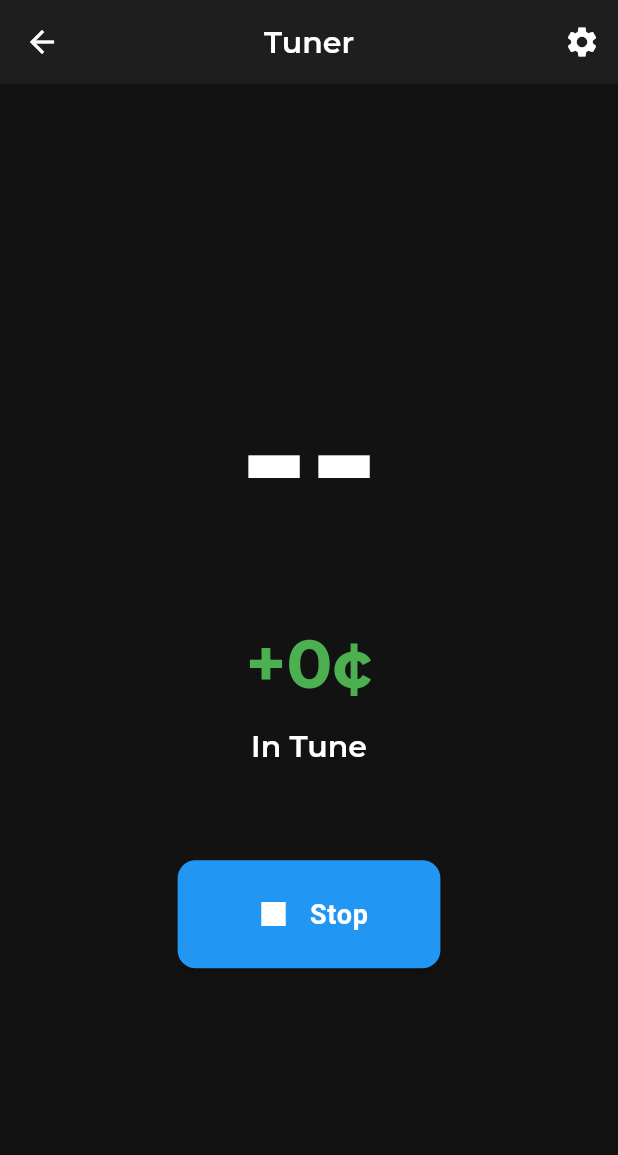
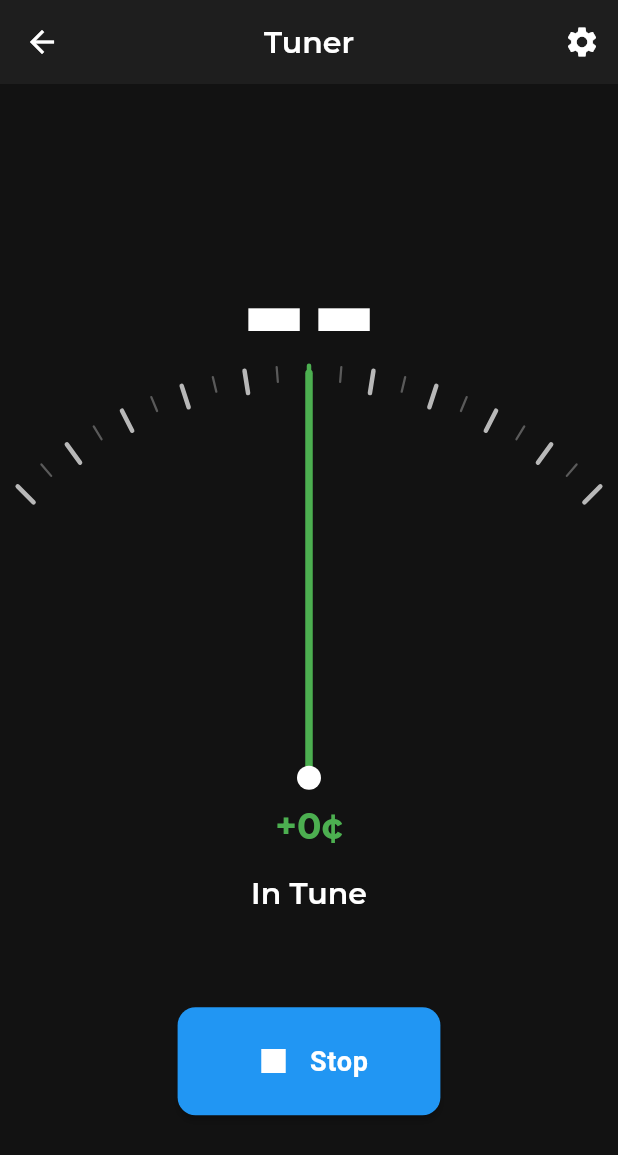
Before and after one commit to hiucdh/guitar_tuna, a Flutter app: the TunerScreen screen opened by its route, after a tap on "Start", on a phone screen of 412 x 824 dp. Shown: the top 1155 px of the screen. Run offline on Flutter 3.47's test engine with Material 3 defaults, Android fonts, the light colour scheme and no system bars; our stand-ins replace dartz, equatable, google_fonts, permission_handler, shared_preferences; missing offline and left inert: flutter_audio_capture, pitch_detector_dart; accounts and stored records are empty.

Commit message:
feat(ui): implement tuner visual feedback
- Added TunerMeter widget with CustomPainter for needle animation
- Updated TunerScreen layout to incorporate the meter
- Adjusted frequency display position to prevent overlap
- Added missing tuner colors to AppColors

```diff
--- a/lib/core/theme/colors.dart
+++ b/lib/core/theme/colors.dart
@@ -132,6 +132,10 @@ class AppColors {
   /// Color for flat (too low) indicator
   static const Color flat = warning;
 
+  static const Color tunerSuccess = inTune;
+  static const Color tunerSharp = sharp;
+  static const Color tunerFlat = flat;
+
   /// Frequency meter gradient
   static const List<Color> frequencyGradient = [
     Color(0xFF00BCD4), // Cyan
--- a/lib/presentation/screens/tuner/tuner_screen.dart
+++ b/lib/presentation/screens/tuner/tuner_screen.dart
@@ -2,7 +2,7 @@ import 'package:flutter/material.dart';
 import 'package:provider/provider.dart';
 import '../../providers/tuner_provider.dart';
 import '../../../core/extensions/context_extension.dart';
-
+import '../../widgets/tuner/tuner_meter.dart';
 /// Tuner screen - main tuning interface
 class TunerScreen extends StatelessWidget {
   const TunerScreen({super.key});
@@ -39,32 +39,51 @@ class TunerScreen extends StatelessWidget {
                 ),
                 const SizedBox(height: 16),
 
-                // Frequency display
-                if (tuner.detectedFrequency != null)
-                  Text(
-                    '${tuner.detectedFrequency!.toStringAsFixed(2)} Hz',
-                    style: context.textTheme.headlineSmall,
-                  ),
+
                 const SizedBox(height: 32),
 
-                // Cents display
-                Text(
-                  tuner.cents >= 0
-                      ? '+${tuner.cents.toStringAsFixed(0)}¢'
-                      : '${tuner.cents.toStringAsFixed(0)}¢',
-                  style: context.textTheme.displayMedium?.copyWith(
-                    color: tuner.isInTune
-                        ? Colors.green
-                        : tuner.cents > 0
-                        ? Colors.orange
-                        : Colors.blue,
-                  ),
+                // Tuner Meter
+                TweenAnimationBuilder<double>(
+                  tween: Tween<double>(begin: 0, end: tuner.cents),
+                  duration: const Duration(milliseconds: 200),
+                  curve: Curves.easeOutCubic,
+                  builder: (context, value, child) {
+                    return Column(
+                      children: [
+                        TunerMeter(
+                          cents: value,
+                          isInTune: tuner.isInTune
+                        ),
+                        const SizedBox(height: 16),
+                        Text(
+                          value >= 0
+                              ? '+${value.toStringAsFixed(0)}¢'
+                              : '${value.toStringAsFixed(0)}¢',
+                          style: context.textTheme.headlineSmall?.copyWith(
+                            color: tuner.isInTune ? Colors.green : Colors.grey,
+                            fontWeight: FontWeight.bold,
+                          ),
+                        ),
+                      ],
+                    );
+                  },
                 ),
                 const SizedBox(height: 16),
 
                 // Tuning status
                 Text(tuner.tuningStatus, style: context.textTheme.titleLarge),
-                const SizedBox(height: 64),
+                const SizedBox(height: 16),
+
+                // Frequency display
+                if (tuner.detectedFrequency != null)
+                  Text(
+                    '${tuner.detectedFrequency!.toStringAsFixed(2)} Hz',
+                    style: context.textTheme.headlineSmall?.copyWith(
+                      color: Colors.grey,
+                      fontSize: 20,
+                    ),
+                  ),
+                const SizedBox(height: 48),
 
                 // Start/Stop button
                 ElevatedButton.icon(
--- /dev/null
+++ b/lib/presentation/widgets/tuner/tuner_meter.dart
@@ -0,0 +1,125 @@
+import 'package:flutter/material.dart';
+import '../../../core/extensions/context_extension.dart';
+import '../../../core/theme/colors.dart';
+import 'dart:math' as math;
+
+class TunerMeter extends StatelessWidget {
+  final double cents;
+  final bool isInTune;
+
+  const TunerMeter({
+    super.key,
+    required this.cents,
+    required this.isInTune,
+  });
+
+  @override
+  Widget build(BuildContext context) {
+    return SizedBox(
+      height: 200,
+      width: double.infinity,
+      child: CustomPaint(
+        painter: _TunerMeterPainter(
+          cents: cents,
+          isInTune: isInTune,
+          context: context,
+        ),
+      ),
+    );
+  }
+}
+
+class _TunerMeterPainter extends CustomPainter {
+  final double cents;
+  final bool isInTune;
+  final BuildContext context;
+
+  _TunerMeterPainter({
+    required this.cents,
+    required this.isInTune,
+    required this.context,
+  });
+
+  @override
+  void paint(Canvas canvas, Size size) {
+    final centerX = size.width / 2;
+    final centerY = size.height;
+    final radius = size.width / 1.5;
+
+    final paint = Paint()
+      ..style = PaintingStyle.stroke
+      ..strokeWidth = 2.0
+      ..strokeCap = StrokeCap.round;
+
+    // Draw scale ticks
+    // Range is -50 to +50 cents
+    // Angle range is -45 to +45 degrees (pi/4)
+    const maxAngle = math.pi / 4;
+    const maxCents = 50.0;
+
+    for (int i = -50; i <= 50; i += 5) {
+      final isMajor = i % 10 == 0;
+      final isCenter = i == 0;
+
+      final normalizedValue = i / maxCents;
+      final angle = normalizedValue * maxAngle - math.pi / 2; // -pi/2 is 12 o'clock, so we simply rotate
+
+      final tickLength = isCenter ? 20.0 : (isMajor ? 15.0 : 10.0);
+      final tickColor = isCenter
+          ? (isInTune ? AppColors.tunerSuccess : Colors.white)
+          : (isMajor ? Colors.white70 : Colors.white30);
+
+      paint.color = tickColor;
+      paint.strokeWidth = isCenter || isMajor ? 3.0 : 1.5;
+
+      // Calculate start and end points for tick
+      // We want ticks to be arranged in an arc
+
+      final tickRadiusStart = radius;
+      final tickRadiusEnd = radius - tickLength;
+
+      final p1 = Offset(
+        centerX + tickRadiusStart * math.cos(angle),
+        centerY + tickRadiusStart * math.sin(angle)
+      );
+
+      final p2 = Offset(
+        centerX + tickRadiusEnd * math.cos(angle),
+        centerY + tickRadiusEnd * math.sin(angle)
+      );
+
+      canvas.drawLine(p1, p2, paint);
+    }
+
+    // Draw Needle
+    // Clamp cents to range
+    final clampedCents = cents.clamp(-50.0, 50.0);
+    final needleAngle = (clampedCents / maxCents) * maxAngle - math.pi / 2;
+
+    final needleColor = isInTune
+        ? AppColors.tunerSuccess
+        : (cents > 0 ? AppColors.tunerSharp : AppColors.tunerFlat);
+
+    paint.color = needleColor;
+    paint.strokeWidth = 5.0;
+
+    final needleEndRadius = radius - 5;
+    final needleStart = Offset(centerX, centerY);
+    final needleEnd = Offset(
+      centerX + needleEndRadius * math.cos(needleAngle),
+      centerY + needleEndRadius * math.sin(needleAngle)
+    );
+
+    canvas.drawLine(needleStart, needleEnd, paint);
+
+    // Draw Pivot
+    paint.style = PaintingStyle.fill;
+    paint.color = Colors.white;
+    canvas.drawCircle(needleStart, 8.0, paint);
+  }
+
+  @override
+  bool shouldRepaint(covariant _TunerMeterPainter oldDelegate) {
+    return oldDelegate.cents != cents || oldDelegate.isInTune != isInTune;
+  }
+}
```
